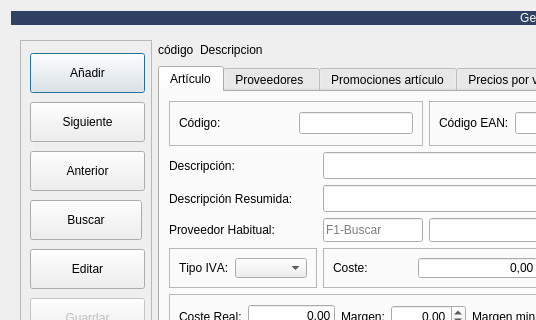
Before: the Qt Designer form Almacen/frmarticulos.ui in arcnexus/RedFoX, drawn with Qt 5; both pictures show x 0 to 536 and y 0 to 320 of the 1147 by 630 pixel window.
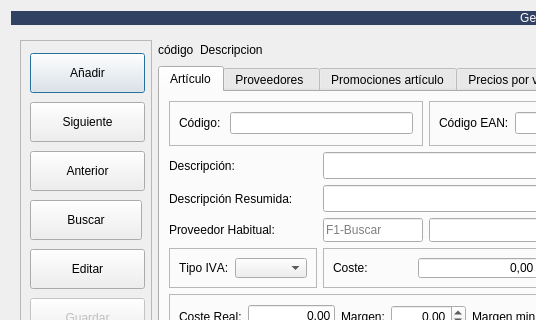
After: the same form once the commit is applied. Icons and pictures are not drawn. Custom widgets are drawn as their Qt base class.

```diff
--- a/Almacen/frmarticulos.ui
+++ b/Almacen/frmarticulos.ui
@@ -734,6 +734,12 @@
              <layout class="QGridLayout" name="gridLayout_16">
               <item row="0" column="0">
                <widget class="QLabel" name="label_2">
+                <property name="sizePolicy">
+                 <sizepolicy hsizetype="Maximum" vsizetype="Preferred">
+                  <horstretch>0</horstretch>
+                  <verstretch>0</verstretch>
+                 </sizepolicy>
+                </property>
                 <property name="text">
                  <string>Código: </string>
                 </property>
@@ -747,12 +753,6 @@
                   <verstretch>0</verstretch>
                  </sizepolicy>
                 </property>
-                <property name="maximumSize">
-                 <size>
-                  <width>120</width>
-                  <height>16777215</height>
-                 </size>
-                </property>
                 <property name="codeField" stdset="0">
                  <bool>true</bool>
                 </property>
```
